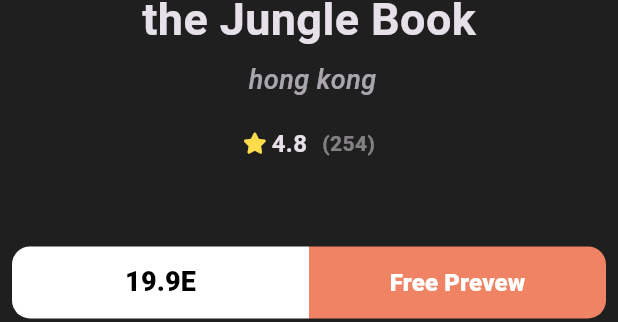
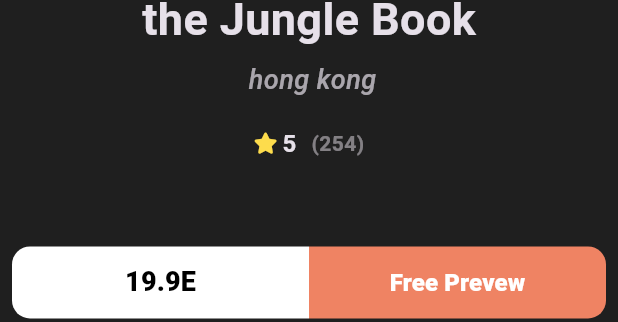
Before and after one commit to gayarjr/bookly_app, a Flutter app: the BookDetailsSection widget shown alone on an empty page, opened directly, on a phone screen of 412 x 824 dp. Shown: the part 648-970 px from the top of the screen. Run offline on Flutter 3.47's test engine with Material 3 defaults, Android fonts, the phone set to English and light mode, and no system bars; drawn by our look-alikes of cached_network_image; our stand-ins replace bloc, dartz, dio, equatable, flutter_bloc, font_awesome_flutter and 3 more; network calls fail; Roboto replaces fonts that are missing (GT Sectra Fine); key blocks and very long unbroken strings in the code were emptied for the run.

Commit message:
display newst books list view

```diff
--- a/lib/features/Home/data/presentaion/views/widgets/book_rating.dart
+++ b/lib/features/Home/data/presentaion/views/widgets/book_rating.dart
@@ -3,10 +3,15 @@ import 'package:flutter/material.dart';
 import 'package:font_awesome_flutter/font_awesome_flutter.dart';
 
 class BookRating extends StatelessWidget {
-  const BookRating(
-      {super.key, this.mainAxisAlignment = MainAxisAlignment.start});
+  const BookRating({
+    super.key,
+    this.mainAxisAlignment = MainAxisAlignment.start,
+    required this.raiting,
+  });
 
   final MainAxisAlignment mainAxisAlignment;
+  final String raiting;
+
   @override
   Widget build(BuildContext context) {
     return Row(
@@ -20,8 +25,8 @@ class BookRating extends StatelessWidget {
         const SizedBox(
           width: 5,
         ),
-        const Text(
-          '4.8',
+        Text(
+          raiting,
           style: Styles.textStyle16,
         ),
         const SizedBox(
--- a/lib/features/Home/data/presentaion/views/widgets/books_details_section.dart
+++ b/lib/features/Home/data/presentaion/views/widgets/books_details_section.dart
@@ -41,6 +41,7 @@ class BookDetailsSection extends StatelessWidget {
           height: 18,
         ),
         BookRating(
+          raiting: '5',
           mainAxisAlignment: MainAxisAlignment.center,
         ),
         const SizedBox(
--- a/lib/features/search/presentaion/views/wedgets/search_view_body.dart
+++ b/lib/features/search/presentaion/views/wedgets/search_view_body.dart
@@ -38,7 +38,8 @@ class SearchResaltListView extends StatelessWidget {
         itemBuilder: (context, index) {
           return Padding(
             padding: const EdgeInsets.symmetric(vertical: 10),
-            child: const BookListViewItem(),
+            // child: const BookListViewItem(),
+            child: Text('data'),
           );
         });
     ;
--- a/lib/main.dart
+++ b/lib/main.dart
@@ -27,7 +27,8 @@ class BookApp extends StatelessWidget {
         ),
         BlocProvider(
           create: (context) =>
-              NewestBooksCubit(getIt.get<HomeRepoImpelemention>()),
+              NewestBooksCubit(getIt.get<HomeRepoImpelemention>())
+                ..fetchNewsbooks(),
         )
       ],
       child: MaterialApp.router(
```
Also changed, not shown: lib/features/Home/data/presentaion/views/widgets/best_seller_list_view.dart (+18 -2 lines), lib/features/Home/data/presentaion/views/widgets/best_seller_list_view_item.dart (+11 -18 lines).
